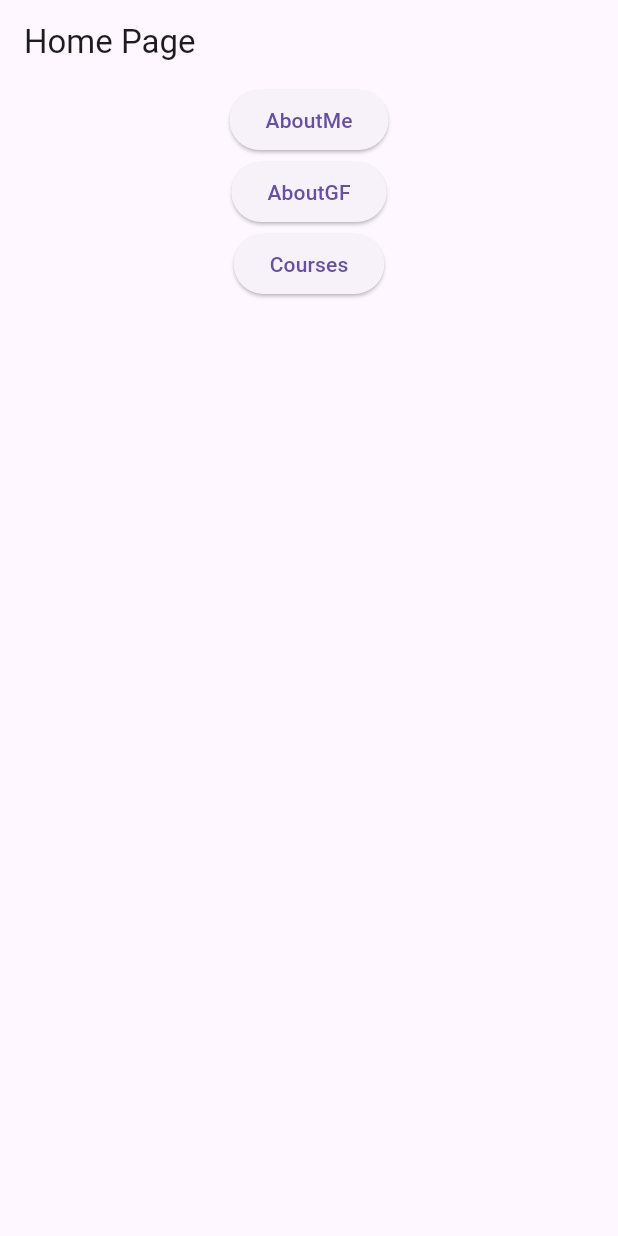
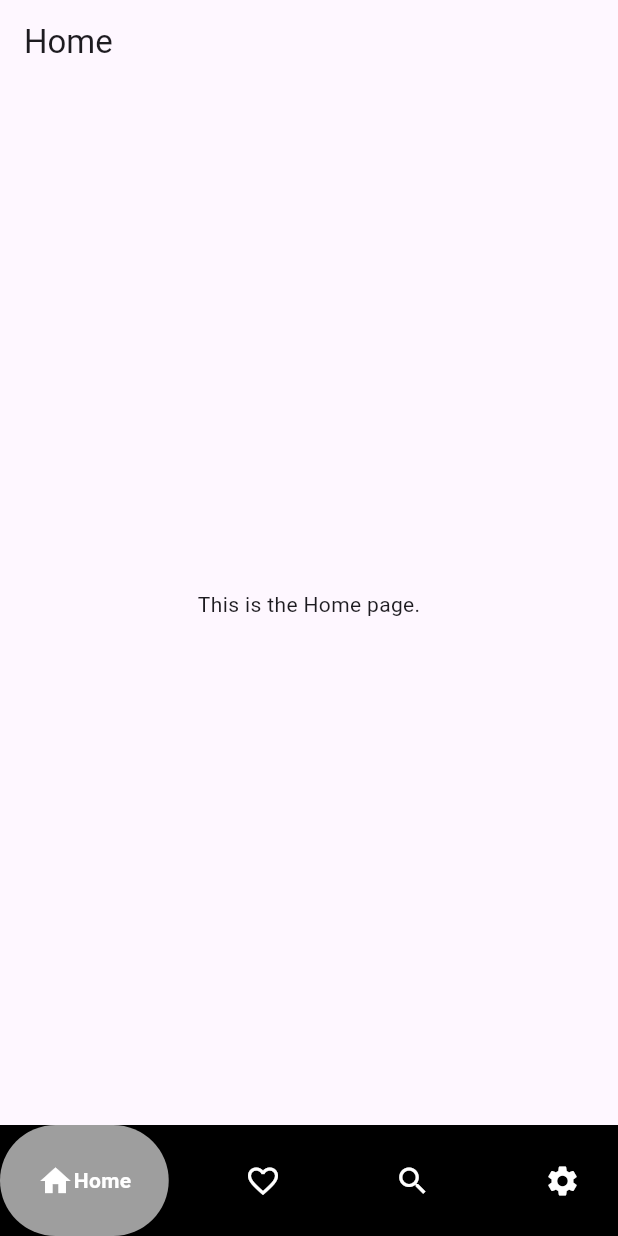
Before and after one commit to YorkTH12/BottonNavigationBar, a Flutter app: the screen it shows after launch, on a phone screen of 412 x 824 dp. Run offline on Flutter 3.47's test engine with Material 3 defaults, Android fonts, the phone set to English and light mode, and no system bars; drawn by our look-alikes of google_nav_bar; our stand-ins replace get.

Commit message:
Add files via upload

```diff
--- /dev/null
+++ b/lib/bottomnavigationbar.dart
@@ -0,0 +1,46 @@
+import 'package:flutter/material.dart';
+import 'package:get/get.dart';
+import 'package:google_nav_bar/google_nav_bar.dart';
+
+class MyBottomNavigationBar extends StatelessWidget {
+  final int currentIndex;
+  final Function(int) onTap;
+
+  MyBottomNavigationBar({required this.currentIndex, required this.onTap});
+
+  @override
+  Widget build(BuildContext context) {
+    return Container(
+      child: GNav(
+        backgroundColor: Colors.black,
+        color: Colors.white,
+        activeColor: Colors.white,
+        tabBackgroundColor: Colors.grey,
+        tabs: [
+          GButton(
+            icon: Icons.home,
+            text: 'Home',
+            onPressed: () => Get.toNamed("/home"),
+          ),
+          GButton(
+            icon: Icons.favorite_border,
+            onPressed: () => Get.toNamed("/aboutMe"),
+            text: 'About Me',
+          ),
+          GButton(
+            icon: Icons.search,
+            text: 'AboutGF',
+            onPressed: () => Get.toNamed("/aboutGF"),
+          ),
+          GButton(
+            icon: Icons.settings,
+            text: 'Courses',
+            onPressed: () => Get.toNamed("/courses"),
+          ),
+        ],
+        selectedIndex: currentIndex,
+        onTabChange: onTap,
+      ),
+    );
+  }
+}
--- a/lib/main.dart
+++ b/lib/main.dart
@@ -17,10 +17,10 @@ class MyApp extends StatelessWidget {
     return GetMaterialApp(
       initialRoute: '/home',
       getPages: [
-        GetPage(name: "/home", page: () => const HomePage(), transition: Transition.zoom,),
-        GetPage(name: "/aboutMe", page: () => const AboutMePage(), transition: Transition.fade),
-        GetPage(name: "/aboutGF", page: () => const AboutGFPage(), transition: Transition.leftToRight),
-        GetPage(name: "/courses", page: () => CoursePage(), transition: Transition.downToUp),
+        GetPage(name: "/home", page: () =>  HomePage(), ),
+        GetPage(name: "/aboutMe", page: () =>  AboutMePage()),
+        GetPage(name: "/aboutGF", page: () =>  AboutGFPage()),
+        GetPage(name: "/courses", page: () => CoursePage()),
       ],
     );
   }
--- a/lib/pages/about_gf.dart
+++ b/lib/pages/about_gf.dart
@@ -1,3 +1,4 @@
+import 'package:button_navigation_bar/bottomnavigationbar.dart';
 import 'package:flutter/material.dart';
 
 class AboutGFPage extends StatelessWidget {
@@ -19,6 +20,12 @@ class AboutGFPage extends StatelessWidget {
     ),
   ),
 ),
+      bottomNavigationBar: MyBottomNavigationBar(
+        currentIndex: 0,
+        onTap: (index) {
+
+        },
+      ),
     );
   }
 }
--- a/lib/pages/about_me.dart
+++ b/lib/pages/about_me.dart
@@ -1,3 +1,4 @@
+import 'package:button_navigation_bar/bottomnavigationbar.dart';
 import 'package:flutter/material.dart';
 import 'package:get/get.dart';
 
@@ -16,12 +17,14 @@ class AboutMePage extends StatelessWidget {
             Text("6 September 2003"),
             Text("Age 20"),
             Image.asset('lib/assets/images/Me.jpg'),
-            ElevatedButton(
-              onPressed: () => Get.back(),
-              child: Text("Back"),
-            )
           ],
         )),
+      ),
+      bottomNavigationBar: MyBottomNavigationBar(
+        currentIndex: 0,
+        onTap: (index) {
+
+        },
       ),
     );
   }
--- a/lib/pages/course_page.dart
+++ b/lib/pages/course_page.dart
@@ -1,5 +1,6 @@
 import 'dart:convert';
 
+import 'package:button_navigation_bar/bottomnavigationbar.dart';
 import 'package:button_navigation_bar/course.dart';
 import 'package:flutter/material.dart';
 import 'package:get/get.dart';
@@ -51,19 +52,17 @@ class _CoursePageState extends State<CoursePage> {
             subtitle: Text(courses[index].detail),
             leading: ConstrainedBox(
               constraints: const BoxConstraints(
-                maxHeight: 80, minHeight: 80, maxWidth: 80, minWidth: 80
-            ),
+                  maxHeight: 80, minHeight: 80, maxWidth: 80, minWidth: 80),
               child: Image.network(
                 courses[index].picture,
                 fit: BoxFit.fill,
               ),
             ),
-          // onTap: (){
-          //   int id = courses[index].id;
-          //   Get.toNamed("detail/$id");
-          // },
           ),
         ),
-    );
+        bottomNavigationBar: MyBottomNavigationBar(
+          currentIndex: 0,
+          onTap: (index) {},
+        ));
   }
 }
--- a/lib/pages/home_page.dart
+++ b/lib/pages/home_page.dart
@@ -1,20 +1,66 @@
+// import 'package:flutter/material.dart';
+// import 'package:get/get.dart';
+// import 'package:google_nav_bar/google_nav_bar.dart';
+
+// class HomePage extends StatelessWidget {
+//   const HomePage({super.key});
+
+//   @override
+//   Widget build(BuildContext context) {
+//     return Scaffold(
+//       bottomNavigationBar: Container(
+//         child: GNav(
+//           backgroundColor: Colors.black,
+//           color: Colors.white,
+//           activeColor: Colors.white,
+//           tabBackgroundColor: Colors.grey,
+//           tabs: [
+//             GButton(
+//               icon: Icons.home,
+//               text: 'Home',
+//               onPressed: () => Get.toNamed("/home"),
+//             ),
+//             GButton(
+//               icon: Icons.favorite_border,
+//               onPressed: () => Get.toNamed("/aboutMe"),
+//               text: 'About Me',
+//             ),
+//             GButton(
+//               icon: Icons.search,
+//               text: 'AboutGF',
+//               onPressed: () => Get.toNamed("/aboutGF"),
+//             ),
+//             GButton(
+//               icon: Icons.settings,
+//               text: 'Courses',
+//               onPressed: () => Get.toNamed("/courses"),
+//             ),
+//           ],
+//         ),
+//       ),
+//     );
+//   }
+// }
+import 'package:button_navigation_bar/bottomnavigationbar.dart';
 import 'package:flutter/material.dart';
-import 'package:get/get.dart';
+ // นำเข้า Widget
 
 class HomePage extends StatelessWidget {
-  const HomePage({super.key});
-
   @override
   Widget build(BuildContext context) {
     return Scaffold(
-      appBar: AppBar(title: Text("Home Page")),
+      appBar: AppBar(
+        title: Text('Home'),
+      ),
       body: Center(
-        child: Column(children: [
-          ElevatedButton(onPressed: () => Get.toNamed("/aboutMe"), child: Text("AboutMe")),
-          ElevatedButton(onPressed: () => Get.toNamed("/aboutGF"), child: Text("AboutGF")),
-          ElevatedButton(onPressed: () => Get.toNamed("/courses"), child: Text("Courses")),
-        ]),
+        child: Text('This is the Home page.'),
       ),
-      );
+      bottomNavigationBar: MyBottomNavigationBar(
+        currentIndex: 0,
+        onTap: (index) {
+
+        },
+      ),
+    );
   }
 }
--- a/pubspec.yaml
+++ b/pubspec.yaml
@@ -36,6 +36,7 @@ dependencies:
   # The following adds the Cupertino Icons font to your application.
   # Use with the CupertinoIcons class for iOS style icons.
   cupertino_icons: ^1.0.2
+  google_nav_bar: ^5.0.6
 
 dev_dependencies:
   flutter_test:
```
Lines whose indentation alone changed are shown as unchanged.
